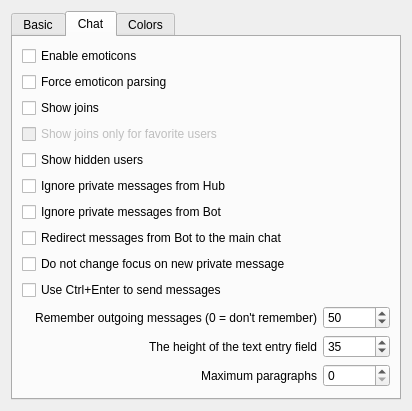
Qt form eiskaltdcpp/ui/UISettingsGUI.ui (eiskaltdcpp/eiskaltdcpp) before a commit.
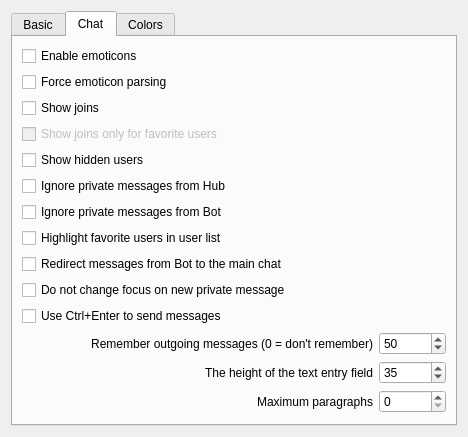
The same form after that commit. The open tabs and pages were chosen to show the change. Custom widgets are drawn as their Qt base class.

Commit message: Notifications for favorite users

Patch:
```diff
--- a/eiskaltdcpp/ui/UISettingsGUI.ui
+++ b/eiskaltdcpp/ui/UISettingsGUI.ui
@@ -6,8 +6,8 @@
    <rect>
     <x>0</x>
     <y>0</y>
-    <width>412</width>
-    <height>385</height>
+    <width>468</width>
+    <height>395</height>
    </rect>
   </property>
   <property name="windowTitle">
@@ -255,6 +255,13 @@
          </property>
         </widget>
        </item>
+       <item>
+        <widget class="QCheckBox" name="checkBox_HIGHLIGHTFAVS">
+         <property name="text">
+          <string>Highlight favorite users in user list</string>
+         </property>
+        </widget>
+       </item>
        <item>
         <widget class="QCheckBox" name="checkBox_REDIRECTPMBOT">
          <property name="text">
```
The commit also changes 8 other files.
